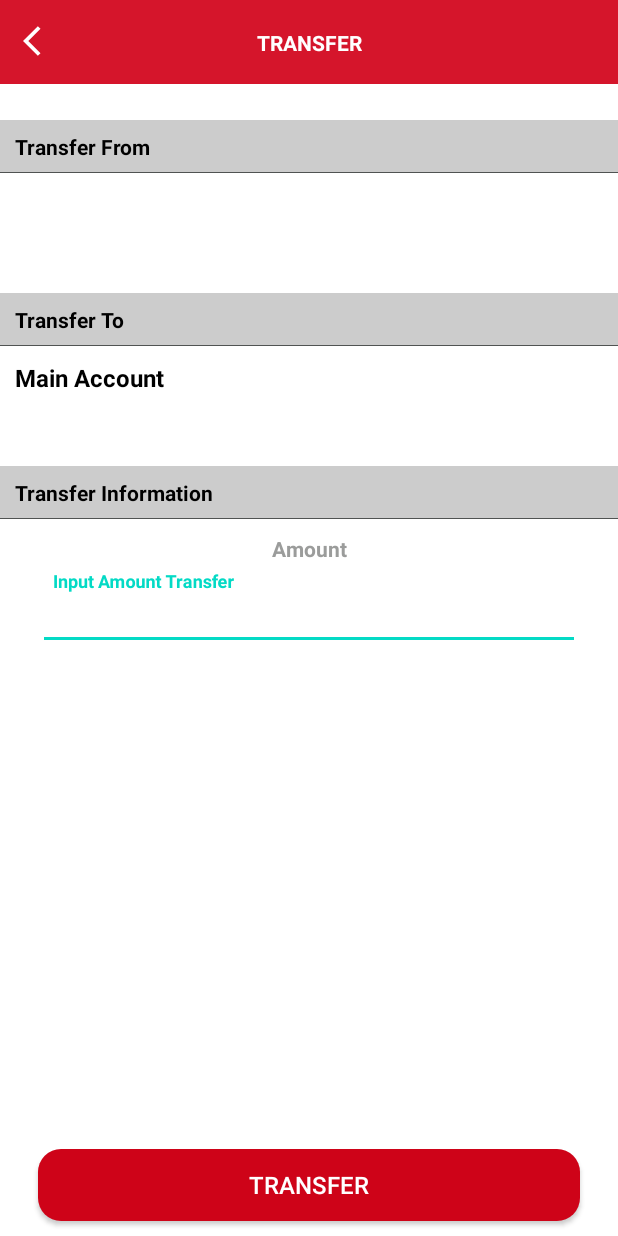
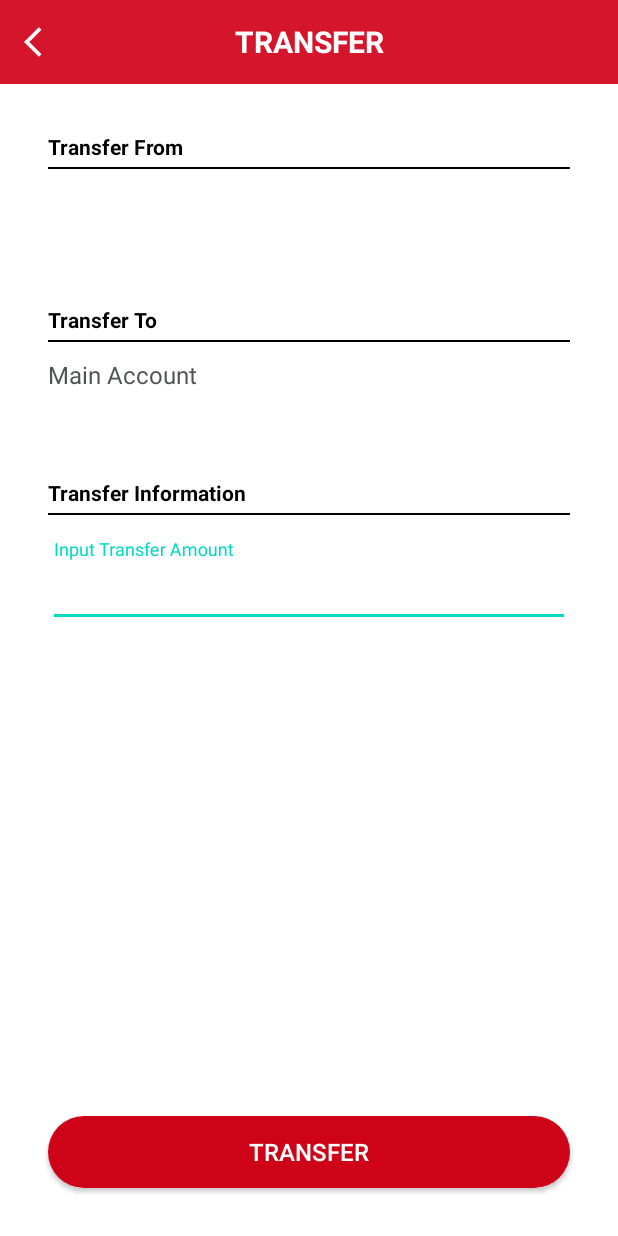
Before and after one commit to ndv6/tsaving-mobile, an Android app: the TransferActivity screen opened directly, with no data from a screen before it, on a phone screen of 412 x 824 dp. Run offline under Robolectric (Android 15) with nearby library versions, the phone set to English and light mode, and no system bars; 1 statement that could not run was skipped.

Commit message:
styling transfer

```diff
--- a/app/src/main/res/layout/activity_transfer.xml
+++ b/app/src/main/res/layout/activity_transfer.xml
@@ -15,216 +15,222 @@
         app:layout_constraintStart_toStartOf="parent"
         app:layout_constraintEnd_toEndOf="parent"
         app:layout_constraintTop_toTopOf="parent"
-        android:visibility="visible"
-        >
+        android:visibility="visible" >
 
         <androidx.appcompat.widget.Toolbar
             android:id="@+id/tb_tf"
             android:layout_width="match_parent"
             android:layout_height="wrap_content"
-        android:background="@color/colorPrimary"
+            android:background="?attr/colorPrimary"
             android:minHeight="?attr/actionBarSize"
             android:theme="?attr/actionBarTheme"
             app:layout_constraintTop_toTopOf="parent"
             app:layout_constraintStart_toStartOf="parent"
-        app:layout_constraintEnd_toEndOf="parent"
-        tools:layout_editor_absoluteY="528dp"
-        />
+            app:layout_constraintEnd_toEndOf="parent">
 
             <ImageButton
                 android:id="@+id/btn_tf_back"
                 android:layout_width="wrap_content"
                 android:layout_height="wrap_content"
+                android:layout_gravity="left"
                 android:src="@drawable/ic_baseline_arrow_back_ios_24"
                 android:background="?attr/selectableItemBackgroundBorderless"
-        android:layout_margin="15dp"
+                android:layout_margin="@dimen/margin_large"
                 app:layout_constraintTop_toTopOf="parent"
-        app:layout_constraintStart_toStartOf="parent"
-        />
+                app:layout_constraintStart_toStartOf="parent" />
 
             <TextView
                 android:id="@+id/txt_tf_toolbar"
-        android:text="TRANSFER"
-        android:textStyle="bold"
-        android:textColor="@color/colorWhite"
-        android:layout_width="wrap_content"
-        android:layout_height="wrap_content"
+                android:layout_width = "wrap_content"
+                android:layout_height = "wrap_content"
+                android:layout_gravity = "center"
+                android:text = "Transfer"
+                android:textSize="@dimen/text_large"
+                android:textAllCaps = "true"
+                android:textStyle = "bold"
+                android:textColor = "@color/colorWhite"
                 app:layout_constraintTop_toTopOf="parent"
                 app:layout_constraintStart_toStartOf="@id/tb_tf"
                 app:layout_constraintEnd_toEndOf="@id/tb_tf"
                 app:layout_constraintBottom_toBottomOf="@id/tb_tf" />
+        </androidx.appcompat.widget.Toolbar>
+
         <TextView
             android:id="@+id/tv_tf_from_title"
+            android:layout_width="match_parent"
+            android:layout_height="wrap_content"
+            android:layout_marginTop="@dimen/margin_xl"
+            android:layout_marginLeft="@dimen/margin_xl"
+            android:layout_marginRight="@dimen/margin_xl"
             android:text="Transfer From"
-        android:textSize="14sp"
+            android:textSize="@dimen/text_small"
             android:textStyle="bold"
             android:textColor="@color/colorBlack"
-        android:layout_width="0dp"
-        android:layout_height="wrap_content"
-        android:layout_marginTop="24dp"
-        android:paddingVertical="8dp"
-        android:paddingLeft="10dp"
-        android:background="@drawable/border_bottom"
             app:layout_constraintTop_toBottomOf="@id/tb_tf"
             app:layout_constraintStart_toStartOf="parent"
             app:layout_constraintEnd_toEndOf="parent"/>
 
+        <View
+            android:id="@+id/line1"
+            android:layout_width="match_parent"
+            android:layout_height="1dp"
+            android:layout_marginTop="@dimen/margin_small"
+            android:layout_marginLeft="@dimen/margin_xl"
+            android:layout_marginRight="@dimen/margin_xl"
+            android:background="@color/colorBlack"
+            app:layout_constraintStart_toStartOf="parent"
+            app:layout_constraintEnd_toEndOf="parent"
+            app:layout_constraintTop_toBottomOf="@id/tv_tf_from_title"/>
+
         <TextView
             android:id="@+id/tv_tf_from_name"
-        android:text="VA Tabungan Rumah"
-        android:textSize="16sp"
-        android:textColor="@color/colorBlack"
-        android:textStyle="bold"
-        android:layout_width="0dp"
+            android:layout_width="match_parent"
             android:layout_height="wrap_content"
-        android:layout_marginTop="10dp"
-        android:layout_marginLeft="25dp"
-        android:layout_marginRight="25dp"
+            android:layout_marginTop="@dimen/margin_large"
+            android:layout_marginLeft="@dimen/margin_xl"
+            android:layout_marginRight="@dimen/margin_xl"
+            android:text="Virtual Account Label"
+            android:textSize="@dimen/text_medium"
+            android:textColor="@color/colorGreyDark"
             app:layout_constraintTop_toBottomOf="@id/tv_tf_from_title"
             app:layout_constraintStart_toStartOf="parent"
-        app:layout_constraintEnd_toEndOf="parent"
-        />
+            app:layout_constraintEnd_toEndOf="parent" />
 
         <TextView
             android:id="@+id/tv_tf_from_num"
-        android:text="2007268321001"
-        android:textSize="16sp"
-        android:textColor="@color/colorGrey"
+            android:layout_width="match_parent"
+            android:layout_height="wrap_content"
+            android:layout_marginTop="@dimen/margin_small"
+            android:layout_marginLeft="@dimen/margin_xl"
+            android:layout_marginRight="@dimen/margin_xl"
+            android:text="1234567890"
             android:textStyle="bold"
-        android:layout_width="0dp"
-        android:layout_height="wrap_content"
-        android:layout_marginTop="2dp"
-        android:layout_marginLeft="25dp"
-        android:layout_marginRight="25dp"
+            android:textSize="@dimen/text_medium"
+            android:textColor="@color/colorGreyDark"
             app:layout_constraintTop_toBottomOf="@id/tv_tf_from_name"
             app:layout_constraintStart_toStartOf="parent"
-        app:layout_constraintEnd_toEndOf="parent"
-        />
+            app:layout_constraintEnd_toEndOf="parent" />
 
         <TextView
             android:id="@+id/tv_tf_to_title"
+            android:layout_width="match_parent"
+            android:layout_height="wrap_content"
+            android:layout_marginTop="@dimen/margin_xl"
+            android:layout_marginLeft="@dimen/margin_xl"
+            android:layout_marginRight="@dimen/margin_xl"
             android:text="Transfer To"
-        android:textSize="14sp"
+            android:textSize="@dimen/text_small"
             android:textStyle="bold"
             android:textColor="@color/colorBlack"
-        android:layout_width="0dp"
-        android:layout_height="wrap_content"
-        android:layout_marginTop="24dp"
-        android:paddingVertical="8dp"
-        android:paddingLeft="10dp"
-        android:background="@drawable/border_bottom"
             app:layout_constraintTop_toBottomOf="@id/tv_tf_from_num"
             app:layout_constraintStart_toStartOf="parent"
             app:layout_constraintEnd_toEndOf="parent"/>
 
+        <View
+            android:id="@+id/line2"
+            android:layout_width="match_parent"
+            android:layout_height="1dp"
+            android:layout_marginTop="@dimen/margin_small"
+            android:layout_marginLeft="@dimen/margin_xl"
+            android:layout_marginRight="@dimen/margin_xl"
+            android:background="@color/colorBlack"
+            app:layout_constraintStart_toStartOf="parent"
+            app:layout_constraintEnd_toEndOf="parent"
+            app:layout_constraintTop_toBottomOf="@id/tv_tf_to_title"/>
+
         <TextView
             android:id="@+id/tv_tf_to_name"
+            android:layout_width="match_parent"
+            android:layout_height="wrap_content"
+            android:layout_marginTop="@dimen/margin_large"
+            android:layout_marginLeft="@dimen/margin_xl"
+            android:layout_marginRight="@dimen/margin_xl"
             android:text="Main Account"
-        android:textSize="16sp"
-        android:textColor="@color/colorBlack"
-        android:textStyle="bold"
-        android:layout_width="0dp"
-        android:layout_height="wrap_content"
-        android:layout_marginTop="10dp"
-        android:layout_marginRight="25dp"
-        android:paddingLeft="10dp"
+            android:textSize="@dimen/text_medium"
+            android:textColor="@color/colorGreyDark"
             app:layout_constraintTop_toBottomOf="@id/tv_tf_to_title"
             app:layout_constraintStart_toStartOf="parent"
-        app:layout_constraintEnd_toEndOf="parent"
-        />
+            app:layout_constraintEnd_toEndOf="parent" />
 
         <TextView
             android:id="@+id/tv_tf_to_num"
-        android:text="2007268321"
-        android:textSize="16sp"
-        android:textColor="@color/colorGrey"
+            android:layout_width="match_parent"
+            android:layout_height="wrap_content"
+            android:layout_marginTop="@dimen/margin_small"
+            android:layout_marginLeft="@dimen/margin_xl"
+            android:layout_marginRight="@dimen/margin_xl"
+            android:text="1234567890"
             android:textStyle="bold"
-        android:layout_width="0dp"
-        android:layout_height="wrap_content"
-        android:layout_marginTop="2dp"
-        android:layout_marginLeft="25dp"
-        android:layout_marginRight="25dp"
+            android:textSize="@dimen/text_medium"
+            android:textColor="@color/colorGreyDark"
             app:layout_constraintTop_toBottomOf="@id/tv_tf_to_name"
             app:layout_constraintStart_toStartOf="parent"
-        app:layout_constraintEnd_toEndOf="parent"
-        />
+            app:layout_constraintEnd_toEndOf="parent" />
 
         <TextView
             android:id="@+id/tv_tf_information"
+            android:layout_width="match_parent"
+            android:layout_height="wrap_content"
+            android:layout_marginTop="@dimen/margin_xl"
+            android:layout_marginLeft="@dimen/margin_xl"
+            android:layout_marginRight="@dimen/margin_xl"
             android:text="Transfer Information"
-        android:textSize="14sp"
+            android:textSize="@dimen/text_small"
             android:textStyle="bold"
             android:textColor="@color/colorBlack"
-        android:layout_width="0dp"
-        android:layout_height="wrap_content"
-        android:layout_marginTop="24dp"
-        android:paddingVertical="8dp"
-        android:paddingLeft="10dp"
-        android:background="@drawable/border_bottom"
             app:layout_constraintTop_toBottomOf="@id/tv_tf_to_num"
             app:layout_constraintStart_toStartOf="parent"
             app:layout_constraintEnd_toEndOf="parent"/>
 
-    <TextView
-        android:id="@+id/tv_tf_amount_title"
-        android:text="Amount"
-        android:textSize="14sp"
-        android:textColor="@color/colorGrey"
-        android:textStyle="bold"
-        android:textAlignment="center"
-        android:layout_width="0dp"
-        android:layout_height="wrap_content"
-        android:layout_marginTop="10dp"
-        app:layout_constraintTop_toBottomOf="@id/tv_tf_information"
+        <View
+            android:id="@+id/line3"
+            android:layout_width="match_parent"
+            android:layout_height="1dp"
+            android:layout_marginTop="@dimen/margin_small"
+            android:layout_marginLeft="@dimen/margin_xl"
+            android:layout_marginRight="@dimen/margin_xl"
+            android:background="@color/colorBlack"
             app:layout_constraintStart_toStartOf="parent"
             app:layout_constraintEnd_toEndOf="parent"
-        />
+            app:layout_constraintTop_toBottomOf="@id/tv_tf_information"/>
 
         <com.google.android.material.textfield.TextInputLayout
             android:id="@+id/layout_tf_amout"
             android:layout_width="match_parent"
             android:layout_height="wrap_content"
+            android:layout_marginTop="@dimen/margin_large"
+            android:layout_marginLeft="@dimen/margin_xl"
+            android:layout_marginRight="@dimen/margin_xl"
             app:errorEnabled="true"
-        android:layout_marginTop="5dp"
-        android:layout_marginLeft="25dp"
-        android:layout_marginRight="25dp"
-        app:layout_constraintTop_toBottomOf="@id/tv_tf_amount_title"
+            app:layout_constraintTop_toBottomOf="@id/line3"
             app:layout_constraintStart_toStartOf="parent"
             app:layout_constraintEnd_toEndOf="parent">
+
             <EditText
                 android:id="@+id/et_tf_amount_input"
-        android:hint="Input Amount Transfer"
-        android:textColorHint="@color/colorGrey"
-        android:textSize="16sp"
+                android:layout_width="match_parent"
+                android:layout_height="@dimen/height"
+                android:hint="Input Transfer Amount"
+                android:textSize="@dimen/text_medium"
+                android:textAlignment="center"
                 android:inputType="number"
-        android:textColor="@color/colorGrey"
-        android:textStyle="bold"
-        android:textAlignment="center"
-        android:layout_width="match_parent"
-        android:layout_height="wrap_content"
-        android:maxLength="13"
-        android:padding="10dp"
-        />
-
-
+                android:maxLength="13"/>
         </com.google.android.material.textfield.TextInputLayout>
 
         <Button
+            style="@style/ButtonPrimary"
             android:id="@+id/btn_tf_transfer"
             android:layout_width="match_parent"
             android:layout_height="wrap_content"
+            android:layout_marginRight="@dimen/margin_xl"
+            android:layout_marginLeft="@dimen/margin_xl"
+            android:layout_marginBottom="@dimen/margin_xl"
             android:text="TRANSFER"
-        android:textColor="@color/colorWhite"
-        android:textSize="16sp"
-        android:layout_marginRight="25dp"
-        android:layout_marginLeft="25dp"
-        android:layout_marginBottom="10dp"
-        android:background="@drawable/button_rounded"
             app:layout_constraintStart_toStartOf="parent"
             app:layout_constraintEnd_toEndOf="parent"
-        app:layout_constraintBottom_toBottomOf="parent"
-        />
+            app:layout_constraintBottom_toBottomOf="parent" />
     </androidx.constraintlayout.widget.ConstraintLayout>
+
     <ProgressBar
         android:id="@+id/pb_tf"
         android:layout_width="wrap_content"
@@ -233,6 +239,5 @@
         app:layout_constraintEnd_toEndOf="parent"
         app:layout_constraintTop_toTopOf="parent"
         app:layout_constraintBottom_toBottomOf="parent"
-        android:visibility="gone"
-        />
+        android:visibility="gone" />
 </androidx.constraintlayout.widget.ConstraintLayout>
```
Lines whose indentation alone changed are shown as unchanged.
